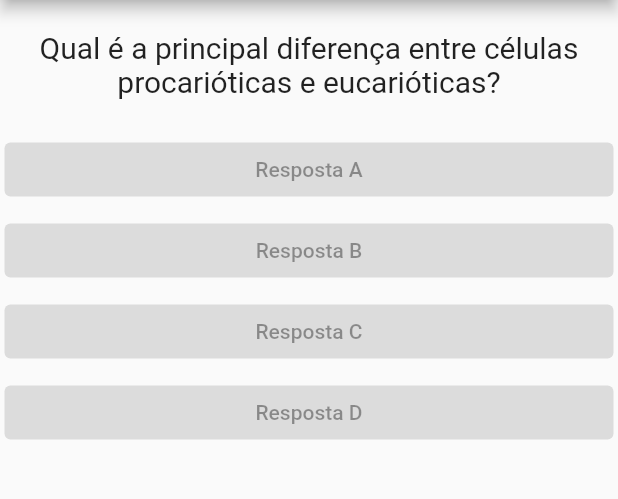
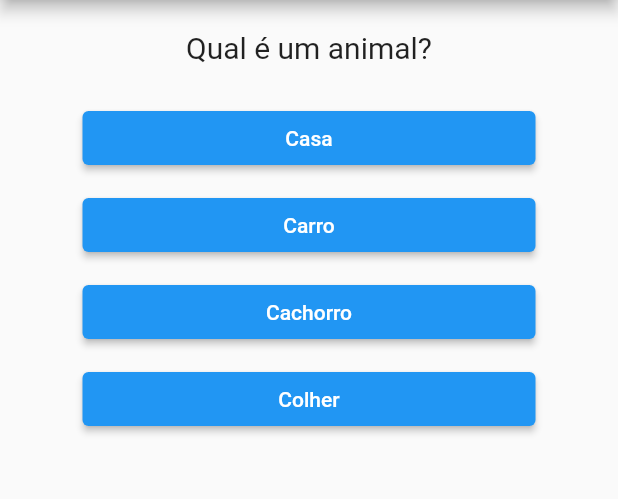
Before and after one commit to racinefe/curso_Flutter, a Flutter app: the screen it shows after launch, on a phone screen of 412 x 824 dp, the part 84-583 px from its top. Run offline on Flutter 3.47's test engine with Material 2 defaults, Android fonts, the phone set to English and light mode, and no system bars.

```diff
--- a/projeto_perguntas/lib/main.dart
+++ b/projeto_perguntas/lib/main.dart
@@ -1,5 +1,4 @@
 // ignore_for_file: prefer_const_constructors, avoid_print, library_private_types_in_public_api
-
 import 'package:flutter/material.dart';
 import './questao.dart';
 import './resposta.dart';
@@ -13,17 +12,44 @@ class _PerguntaAppState extends State<MyApp> {
     setState(() {
       _perguntaSelecionada++;
     });
-
-    print(_perguntaSelecionada);
   }
 
   @override
   Widget build(BuildContext context) {
-    final perguntas = [
-      'Qual é a principal diferença entre células procarióticas e eucarióticas?',
-      'Qual é o órgão responsável pela troca gasosa nos seres humanos?',
-      'O que representa a combinação de alelos de um organismo?',
+    final List<Map<String, Object>> perguntas = [
+      {
+        'texto': 'Qual é um animal?',
+        'alternativas': [
+          'Casa',
+          'Carro',
+          'Cachorro',
+          'Colher'
+        ],
+      },
+      {
+        'texto': 'Qual é uma cor?',
+        'alternativas': [
+          'Azul',
+          'Faca',
+          'Relógio',
+          'Quadro'
+        ],
+      },
+      {
+        'texto': 'Qual é uma Fruta?',
+        'alternativas': [
+          'Chave',
+          'Radio',
+          'Celular',
+          'Pera'
+        ],
+      },
     ];
+
+    List< Widget> alternativas = [];
+    for (var textoAlternativas in perguntas[_perguntaSelecionada].cast()['alternativas']) {
+      alternativas.add(Resposta (textoAlternativas, _responder));
+    }
     return MaterialApp(
       key: UniqueKey(),
       home: Scaffold(
@@ -32,11 +58,8 @@ class _PerguntaAppState extends State<MyApp> {
         ),
         body: Column(
           children: <Widget>[
-            Questao(perguntas[_perguntaSelecionada]),
-            Resposta('Resposta A'),
-            Resposta('Resposta B'),
-            Resposta('Resposta C'),
-            Resposta('Resposta D'),
+            Questao(perguntas[_perguntaSelecionada]['texto'].toString()),
+            ...alternativas,
           ],
         ),
       ),
--- a/projeto_perguntas/lib/resposta.dart
+++ b/projeto_perguntas/lib/resposta.dart
@@ -1,18 +1,19 @@
-import 'dart:ffi';
-
 import 'package:flutter/material.dart';
 
 class Resposta extends StatelessWidget {
   final String texto;
-  const Resposta(this.texto, {super.key});
+  final void Function() onselected;
+
+  const Resposta(this.texto, this.onselected, {super.key});
 
   @override
   Widget build(BuildContext context) {
     return Container(
       width: double.infinity,
-      margin: const EdgeInsets.all(3),
+      margin: const EdgeInsets.fromLTRB(50, 5, 50, 5),
+      padding: const EdgeInsets.fromLTRB(5, 0, 5, 0),
       child: ElevatedButton(
-        onPressed: null,
+        onPressed: onselected,
         child: Text(texto),
       ),
     );
--- /dev/null
+++ b/projeto_perguntas/package.json
@@ -0,0 +1,5 @@
+{
+  "devDependencies": {
+    "@faker-js/faker": "^8.4.1"
+  }
+}
```
Also changed, not shown: projeto_perguntas/package-lock.json (added), projeto_perguntas/pubspec.yaml (line endings or trailing spaces).
